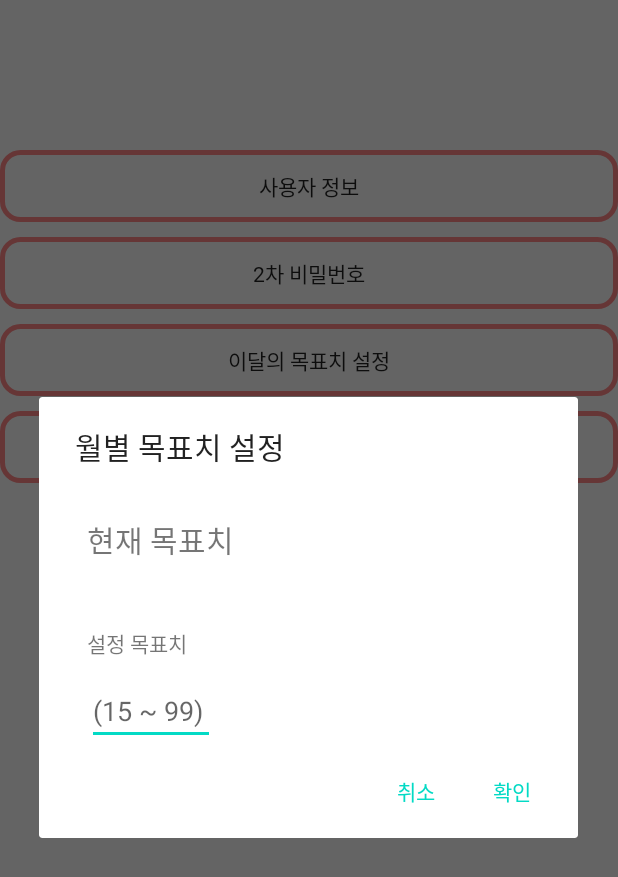
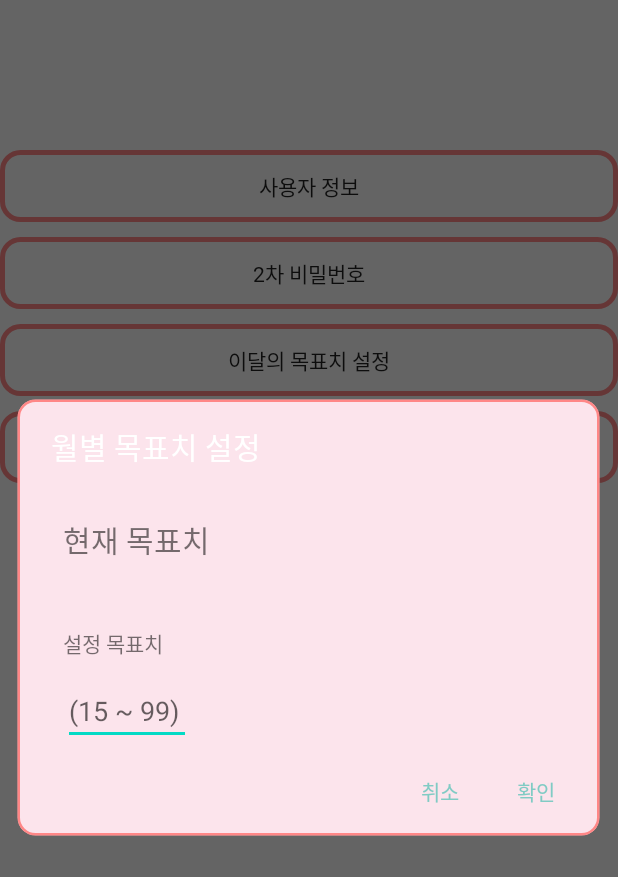
Before and after one commit to Heejeong01110/Mood-Diary, an Android app: the fragment UserFragment shown on its own in the app's theme, after a tap on "이달의 목표치 설정", on a phone screen of 412 x 824 dp. Shown: the top 877 px of the screen. Run offline under Robolectric (Android 15) with nearby library versions, the phone set to English and light mode, and no system bars; our stand-ins replace Firebase (no records; nobody signed in at launch, a user with empty details on screens opened directly); 2 statements that could not run were skipped.

Commit message:
Change AlertDialog Style

```diff
--- a/app/src/main/java/kr/ac/kpu/dailystone/MonthDetailFragment.kt
+++ b/app/src/main/java/kr/ac/kpu/dailystone/MonthDetailFragment.kt
@@ -100,6 +100,7 @@
                                 val dateSet = selYear + selMonth + selDay
                                 val dialog = DialogDiaryFragmentModify(it.context, dateSet , "$i")
                                 dialog.show()
+                                dialog.window?.setBackgroundDrawableResource(R.drawable.dialog_background)
                                 dialog.ddEdHl.setText(snapshot.child("$i").child("level").value.toString())
                                 dialog.ddEdDiary.setText(snapshot.child("$i").child("diary").value.toString())
                                 matchImageViewColor(dialog.ddIvicon, snapshot.child("$i").child("color").value.toString())
@@ -121,6 +122,7 @@
                                 val dateSet = selYear + selMonth + selDay
                                 val dialog = DialogDiaryFragmentModify(it.context, dateSet , "$i")
                                 dialog.show()
+                                dialog.window?.setBackgroundDrawableResource(R.drawable.dialog_background)
                                 dialog.ddEdHl.setText(snapshot.child("$i").child("level").value.toString())
                                 dialog.ddEdDiary.setText(snapshot.child("$i").child("diary").value.toString())
                                 matchImageViewColor(dialog.ddIvicon, snapshot.child("$i").child("color").value.toString())
--- a/app/src/main/java/kr/ac/kpu/dailystone/UserFragment.kt
+++ b/app/src/main/java/kr/ac/kpu/dailystone/UserFragment.kt
@@ -3,6 +3,7 @@
 import android.app.AlertDialog
 import android.content.DialogInterface
 import android.content.Intent
+import android.graphics.Bitmap
 import android.os.Build
 import android.os.Bundle
 import android.text.Editable
@@ -12,6 +13,7 @@
 import android.view.LayoutInflater
 import android.view.View
 import android.view.ViewGroup
+import android.widget.Button
 import android.widget.EditText
 import android.widget.TextView
 import android.widget.Toast
@@ -65,7 +67,7 @@
         }
         btnGoalSet.setOnClickListener {
             val dlgView = layoutInflater.inflate(R.layout.dialog_goal_setting , null)
-            val dlgBuilder = AlertDialog.Builder(context)
+            val dlgBuilder = AlertDialog.Builder(requireContext(), R.style.AlertDialog)
             val currentGoal = dlgView.findViewById<TextView>(R.id.tvCurrentGoal)
             val settingGoal = dlgView.findViewById<EditText>(R.id.etSettingGoal)
             val uid = mAuth?.uid
@@ -97,7 +99,7 @@
                         .child(year).child(month).child("goal").setValue(settingGoal.text.toString())
                 }
 
-            }.setNegativeButton("취소"){dialogInterface, i ->
+            }.setNegativeButton("취소") { dialogInterface, i ->
 
             }.show()
         }
--- a/app/src/main/res/layout/dialog_goal_setting.xml
+++ b/app/src/main/res/layout/dialog_goal_setting.xml
@@ -1,8 +1,7 @@
 <?xml version="1.0" encoding="utf-8"?>
 <LinearLayout xmlns:android="http://schemas.android.com/apk/res/android"
-    android:orientation="vertical" android:layout_width="match_parent"
-    android:layout_height="match_parent"
-    android:layout_margin="12dp">
+    android:orientation="vertical" android:layout_width="fill_parent"
+    android:layout_height="fill_parent">
 
     <TextView
         android:layout_width="wrap_content"
--- a/app/src/main/res/values/styles.xml
+++ b/app/src/main/res/values/styles.xml
@@ -20,6 +20,9 @@
 
 
     </style>
+    <style name = "AlertDialog" parent="Theme.AppCompat.Dialog.Alert">
+        <item name="android:windowBackground">@drawable/dialog_background</item>
+    </style>
 
     <!--<style name="AppTheme.NoActionBar">
         <item name="windowActionBar">false</item>
```
